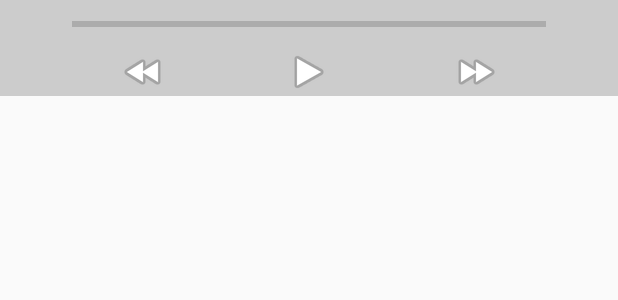
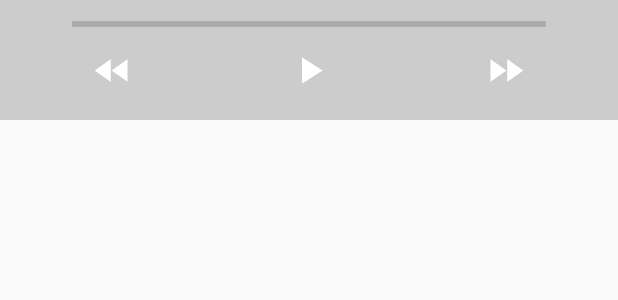
Before and after one commit to function2-llx/Android-Note, an Android app: the layout sound_player.xml on its own in the app's theme, with its tools: preview values and no code run, on a phone screen of 412 x 824 dp. Shown: the top 300 px of the screen. Run offline under Robolectric (Android 15) with nearby library versions, the phone set to English and light mode, and no system bars.

Commit message:
Import many png resources to make the theme of the app more unified.

```diff
--- a/app/src/main/java/com/se/npe/androidnote/editor/SortRichEditor.java
+++ b/app/src/main/java/com/se/npe/androidnote/editor/SortRichEditor.java
@@ -610,9 +610,9 @@ public class SortRichEditor extends ScrollView implements IEditor {
     // the placeholder between two media, for future text insert
     // return null if isViewOnly is on
     private ImageView createPlaceholder() {
-        final ImageView placeholder = new ImageView(getContext());
+        ImageView placeholder = new ImageView(getContext());
         placeholder.setTag(viewTagID++);
-        placeholder.setImageResource(R.mipmap.icon_add_text);
+        placeholder.setImageResource(R.drawable.baseline_playlist_add_black_48dp);
         placeholder.setScaleType(ImageView.ScaleType.FIT_START);
         placeholder.setClickable(true);
         placeholder.setOnClickListener(v -> {
@@ -627,8 +627,8 @@ public class SortRichEditor extends ScrollView implements IEditor {
         });
 
         LinearLayout.LayoutParams lp = new LinearLayout.LayoutParams(
-                LayoutParams.MATCH_PARENT, LayoutParams.WRAP_CONTENT);
-        lp.bottomMargin = DEFAULT_MARGIN;
+                dip2px(25), dip2px(25));
+        lp.leftMargin = lp.bottomMargin = DEFAULT_MARGIN;
         placeholder.setLayoutParams(lp);
 
         return placeholder;
@@ -661,13 +661,13 @@ public class SortRichEditor extends ScrollView implements IEditor {
     // and the specific media do their work themselves
     private RelativeLayout createMediaLayout(View media, RelativeLayout.LayoutParams params) {
         RelativeLayout.LayoutParams closeImageLp = new RelativeLayout.LayoutParams(
-                LayoutParams.WRAP_CONTENT, LayoutParams.WRAP_CONTENT);
+                dip2px(25), dip2px(25));
         closeImageLp.addRule(RelativeLayout.ALIGN_PARENT_RIGHT);
         closeImageLp.addRule(RelativeLayout.ALIGN_PARENT_TOP);
         closeImageLp.setMargins(0, dip2px(10), dip2px(10), 0);
         ImageView closeImage = new ImageView(getContext());
         closeImage.setScaleType(ImageView.ScaleType.FIT_XY);
-        closeImage.setImageResource(R.mipmap.icon_delete);
+        closeImage.setImageResource(R.drawable.baseline_delete_outline_white_48dp);
         closeImage.setLayoutParams(closeImageLp);
 
         RelativeLayout layout = new RelativeLayout(getContext());
--- a/app/src/main/res/layout/activity_editor.xml
+++ b/app/src/main/res/layout/activity_editor.xml
@@ -21,28 +21,28 @@
             android:id="@+id/insert_sound"
             android:layout_width="wrap_content"
             android:layout_height="wrap_content"
-            app:fab_icon="@android:drawable/ic_btn_speak_now"
+            app:fab_icon="@drawable/baseline_mic_white_48dp"
             app:fab_title="insert sound" />
 
         <com.getbase.floatingactionbutton.FloatingActionButton
             android:id="@+id/insert_picture"
             android:layout_width="wrap_content"
             android:layout_height="wrap_content"
-            app:fab_icon="@android:drawable/ic_menu_camera"
+            app:fab_icon="@drawable/baseline_photo_camera_white_48dp"
             app:fab_title="insert picture" />
 
         <com.getbase.floatingactionbutton.FloatingActionButton
             android:id="@+id/insert_video"
             android:layout_width="wrap_content"
             android:layout_height="wrap_content"
-            app:fab_icon="@android:drawable/ic_media_play"
+            app:fab_icon="@drawable/baseline_videocam_white_48dp"
             app:fab_title="insert video" />
 
         <com.getbase.floatingactionbutton.FloatingActionButton
             android:id="@+id/rearrange_editor"
             android:layout_width="wrap_content"
             android:layout_height="wrap_content"
-            app:fab_icon="@android:drawable/ic_menu_sort_by_size"
+            app:fab_icon="@drawable/baseline_sort_white_48dp"
             app:fab_title="insert video" />
     </com.getbase.floatingactionbutton.FloatingActionsMenu>
 </android.support.design.widget.CoordinatorLayout>
--- a/app/src/main/res/layout/sound_player.xml
+++ b/app/src/main/res/layout/sound_player.xml
@@ -6,21 +6,6 @@
     android:layout_height="wrap_content"
     android:background="#cccccc"
     android:orientation="vertical">
-
-    <ImageButton
-        android:id="@+id/sound_player_play"
-        android:layout_width="wrap_content"
-        android:layout_height="match_parent"
-        android:layout_marginBottom="8dp"
-        android:layout_marginEnd="8dp"
-        android:layout_marginStart="8dp"
-        android:layout_marginTop="8dp"
-        android:background="?android:attr/selectableItemBackgroundBorderless"
-        android:theme="@style/RippleWhite"
-        app:layout_constraintEnd_toEndOf="parent"
-        app:layout_constraintStart_toStartOf="parent"
-        app:layout_constraintTop_toBottomOf="@+id/sound_player_progress"
-        app:srcCompat="@android:drawable/ic_media_play" />
 
     <ProgressBar
         android:id="@+id/sound_player_progress"
@@ -37,31 +22,45 @@
 
     <ImageButton
         android:id="@+id/sound_player_backward"
-        android:layout_width="wrap_content"
-        android:layout_height="match_parent"
-        android:layout_marginBottom="8dp"
+        android:layout_width="30dp"
+        android:layout_height="30dp"
+        android:layout_marginBottom="18dp"
+        android:layout_marginStart="60dp"
+        android:background="?android:attr/selectableItemBackgroundBorderless"
+        android:scaleType="fitXY"
+        android:theme="@style/RippleWhite"
+        app:layout_constraintBottom_toBottomOf="parent"
+        app:layout_constraintStart_toStartOf="parent"
+        app:srcCompat="@drawable/baseline_fast_rewind_white_48dp" />
+
+    <ImageButton
+        android:id="@+id/sound_player_play"
+        android:layout_width="30dp"
+        android:layout_height="30dp"
+        android:layout_marginBottom="18dp"
         android:layout_marginEnd="8dp"
         android:layout_marginStart="8dp"
         android:layout_marginTop="8dp"
         android:background="?android:attr/selectableItemBackgroundBorderless"
+        android:scaleType="fitXY"
         android:theme="@style/RippleWhite"
-        app:layout_constraintEnd_toStartOf="@+id/sound_player_play"
-        app:layout_constraintStart_toStartOf="parent"
+        app:layout_constraintBottom_toBottomOf="parent"
+        app:layout_constraintEnd_toStartOf="@+id/sound_player_forward"
+        app:layout_constraintStart_toEndOf="@+id/sound_player_backward"
         app:layout_constraintTop_toBottomOf="@+id/sound_player_progress"
-        app:srcCompat="@android:drawable/ic_media_rew" />
+        app:srcCompat="@drawable/baseline_play_arrow_white_48dp" />
 
     <ImageButton
         android:id="@+id/sound_player_forward"
-        android:layout_width="wrap_content"
-        android:layout_height="match_parent"
-        android:layout_marginBottom="8dp"
-        android:layout_marginEnd="8dp"
-        android:layout_marginStart="8dp"
-        android:layout_marginTop="8dp"
+        android:layout_width="30dp"
+        android:layout_height="30dp"
+        android:layout_marginBottom="18dp"
+        android:layout_marginEnd="60dp"
         android:background="?android:attr/selectableItemBackgroundBorderless"
+        android:scaleType="fitXY"
         android:theme="@style/RippleWhite"
+        app:layout_constraintBottom_toBottomOf="parent"
         app:layout_constraintEnd_toEndOf="parent"
-        app:layout_constraintStart_toEndOf="@+id/sound_player_play"
-        app:layout_constraintTop_toBottomOf="@+id/sound_player_progress"
-        app:srcCompat="@android:drawable/ic_media_ff" />
+        app:srcCompat="@drawable/baseline_fast_forward_white_48dp" />
+
 </android.support.constraint.ConstraintLayout>
```
Also changed, not shown: app/src/main/res/drawable/baseline_delete_outline_white_48dp.png (added), app/src/main/res/drawable/baseline_fast_forward_white_48dp.png (added), app/src/main/res/drawable/baseline_fast_rewind_white_48dp.png (added), app/src/main/res/drawable/baseline_mic_white_48dp.png (added), app/src/main/res/drawable/baseline_pause_white_48dp.png (added), app/src/main/res/drawable/baseline_photo_camera_white_48dp.png (added), app/src/main/res/drawable/baseline_play_arrow_white_48dp.png (added), app/src/main/res/drawable/baseline_playlist_add_black_48dp.png (added), app/src/main/res/drawable/baseline_search_white_48dp.png (added), app/src/main/res/drawable/baseline_sort_white_48dp.png (added), app/src/main/res/drawable/baseline_videocam_white_48dp.png (added).
